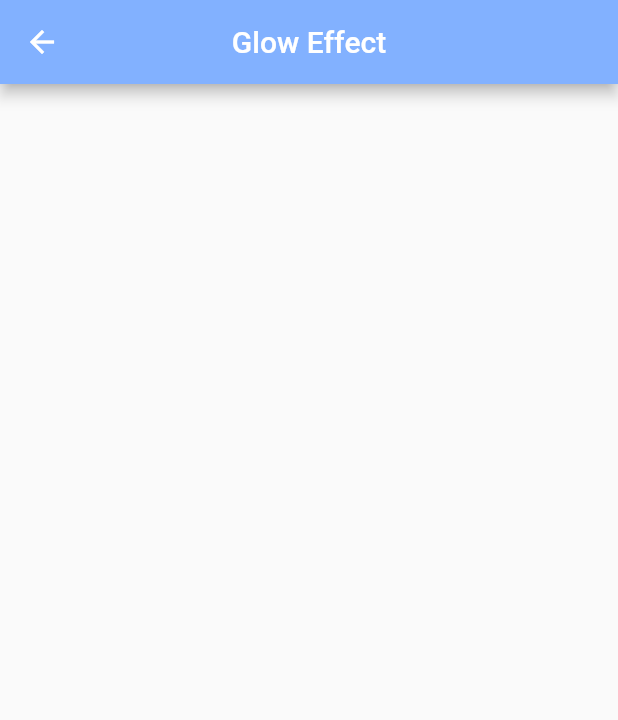
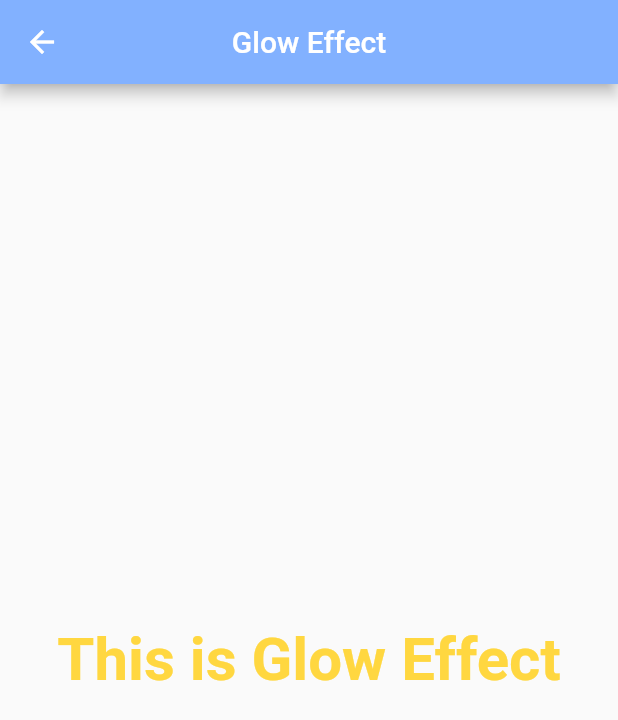
Before and after one commit to SamsonAlemneh/AppTest, a Flutter app: the Page1 screen opened directly, on a phone screen of 412 x 824 dp. Shown: the top 720 px of the screen. Run offline on Flutter 3.47's test engine with Material 2 defaults, Android fonts, the phone set to English and light mode, and no system bars; missing offline and left inert: dart:html.

Commit message:
Ninth Commit

```diff
--- a/lib/page/page1.dart
+++ b/lib/page/page1.dart
@@ -13,6 +13,14 @@ class Page1 extends StatelessWidget {
       centerTitle: true,
       backgroundColor: Colors.blueAccent[100],
     ),
+    body:  const Center(child: Text('This is Glow Effect',
+    style: TextStyle(
+    color: Colors.amberAccent,
+    fontSize: 40.0,
+    fontWeight: FontWeight.bold,
+  ),
+    ),
+    ),
   );
 
 }
```
